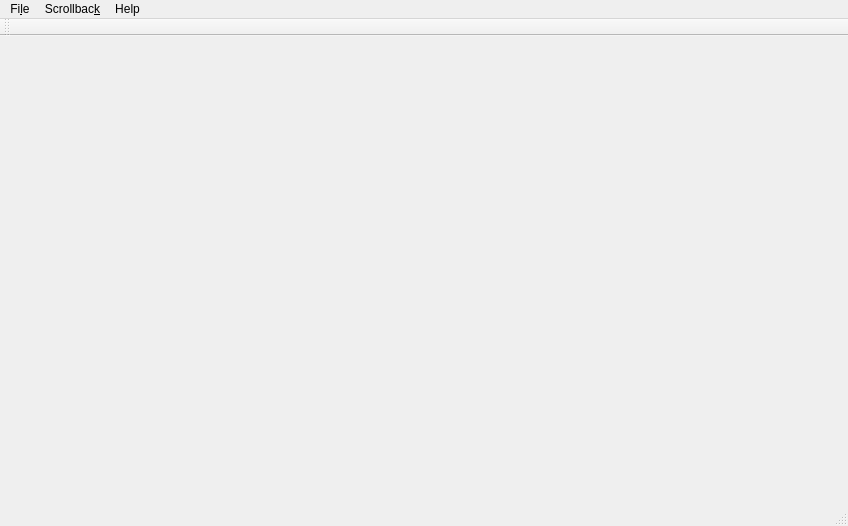
Old version of the form src/GrumpyIRC/mainwindow.ui in the repository grumpy-irc/grumpy.
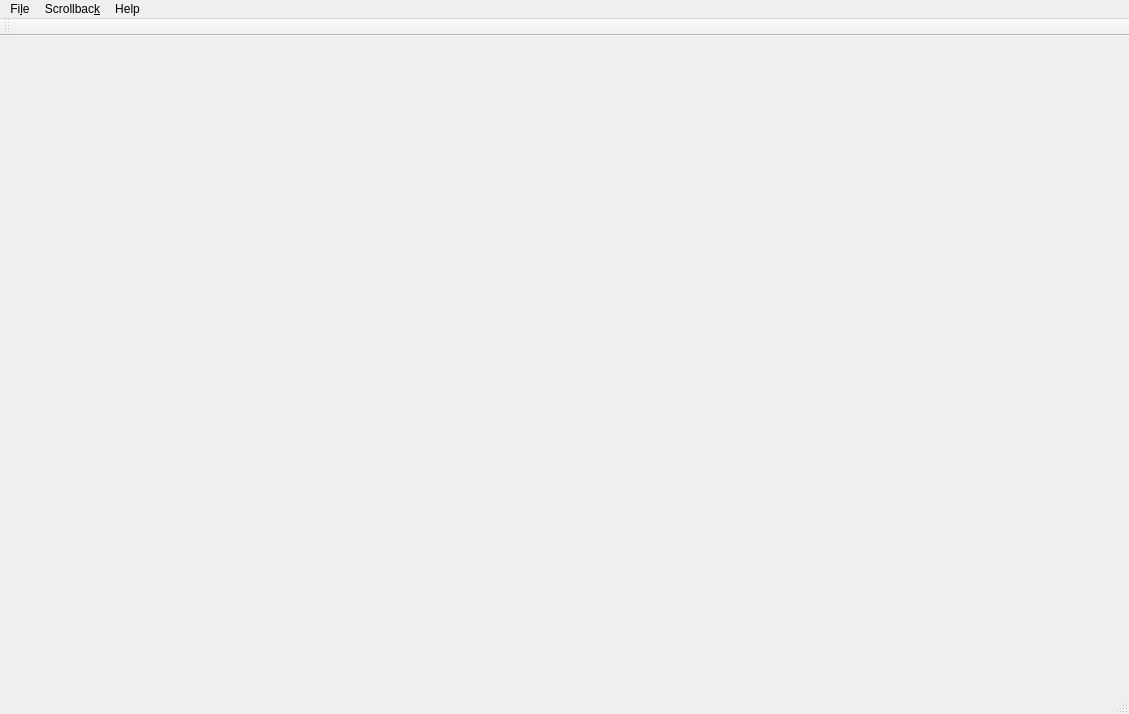
New version of the form. Icons and pictures are not drawn.

What changed in the file:
```diff
--- a/src/GrumpyIRC/mainwindow.ui
+++ b/src/GrumpyIRC/mainwindow.ui
@@ -6,8 +6,8 @@
    <rect>
     <x>0</x>
     <y>0</y>
-    <width>848</width>
-    <height>526</height>
+    <width>1129</width>
+    <height>714</height>
    </rect>
   </property>
   <property name="windowTitle">
@@ -23,7 +23,7 @@
     <rect>
      <x>0</x>
      <y>0</y>
-     <width>848</width>
+     <width>1129</width>
      <height>19</height>
     </rect>
    </property>
```
